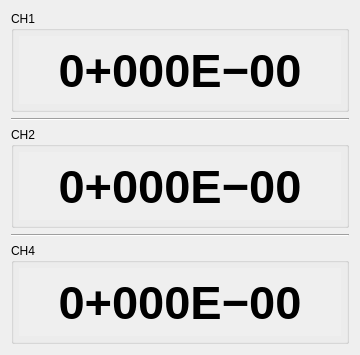
The window that src/mg15/pressures.ui (kmnhan/1KARPES_DAQ) describes before a commit, drawn with Qt 5.
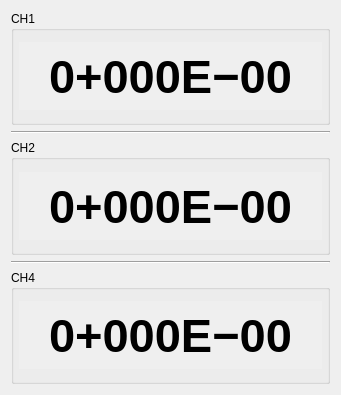
The same window after the commit.

```diff
--- a/src/mg15/pressures.ui
+++ b/src/mg15/pressures.ui
@@ -6,8 +6,8 @@
    <rect>
     <x>0</x>
     <y>0</y>
-    <width>360</width>
-    <height>343</height>
+    <width>341</width>
+    <height>395</height>
    </rect>
   </property>
   <property name="windowTitle">
@@ -42,7 +42,7 @@
         </property>
         <property name="minimumSize">
          <size>
-          <width>175</width>
+          <width>300</width>
           <height>0</height>
          </size>
         </property>
@@ -50,7 +50,7 @@
          <enum>QFrame::NoFrame</enum>
         </property>
         <property name="verticalScrollBarPolicy">
-         <enum>Qt::ScrollBarAsNeeded</enum>
+         <enum>Qt::ScrollBarAlwaysOff</enum>
         </property>
         <property name="widgetResizable">
          <bool>true</bool>
@@ -60,8 +60,8 @@
           <rect>
            <x>0</x>
            <y>0</y>
-           <width>328</width>
-           <height>57</height>
+           <width>307</width>
+           <height>85</height>
           </rect>
          </property>
          <layout class="QHBoxLayout" name="horizontalLayout_4">
@@ -139,7 +139,7 @@
         </property>
         <property name="minimumSize">
          <size>
-          <width>175</width>
+          <width>300</width>
           <height>0</height>
          </size>
         </property>
@@ -147,7 +147,7 @@
          <enum>QFrame::NoFrame</enum>
         </property>
         <property name="verticalScrollBarPolicy">
-         <enum>Qt::ScrollBarAsNeeded</enum>
+         <enum>Qt::ScrollBarAlwaysOff</enum>
         </property>
         <property name="widgetResizable">
          <bool>true</bool>
@@ -157,8 +157,8 @@
           <rect>
            <x>0</x>
            <y>0</y>
-           <width>328</width>
-           <height>57</height>
+           <width>307</width>
+           <height>85</height>
           </rect>
          </property>
          <layout class="QHBoxLayout" name="horizontalLayout_5">
@@ -236,7 +236,7 @@
         </property>
         <property name="minimumSize">
          <size>
-          <width>175</width>
+          <width>300</width>
           <height>0</height>
          </size>
         </property>
@@ -244,7 +244,7 @@
          <enum>QFrame::NoFrame</enum>
         </property>
         <property name="verticalScrollBarPolicy">
-         <enum>Qt::ScrollBarAsNeeded</enum>
+         <enum>Qt::ScrollBarAlwaysOff</enum>
         </property>
         <property name="widgetResizable">
          <bool>true</bool>
@@ -254,8 +254,8 @@
           <rect>
            <x>0</x>
            <y>0</y>
-           <width>328</width>
-           <height>57</height>
+           <width>307</width>
+           <height>85</height>
           </rect>
          </property>
          <layout class="QHBoxLayout" name="horizontalLayout_6">
```
